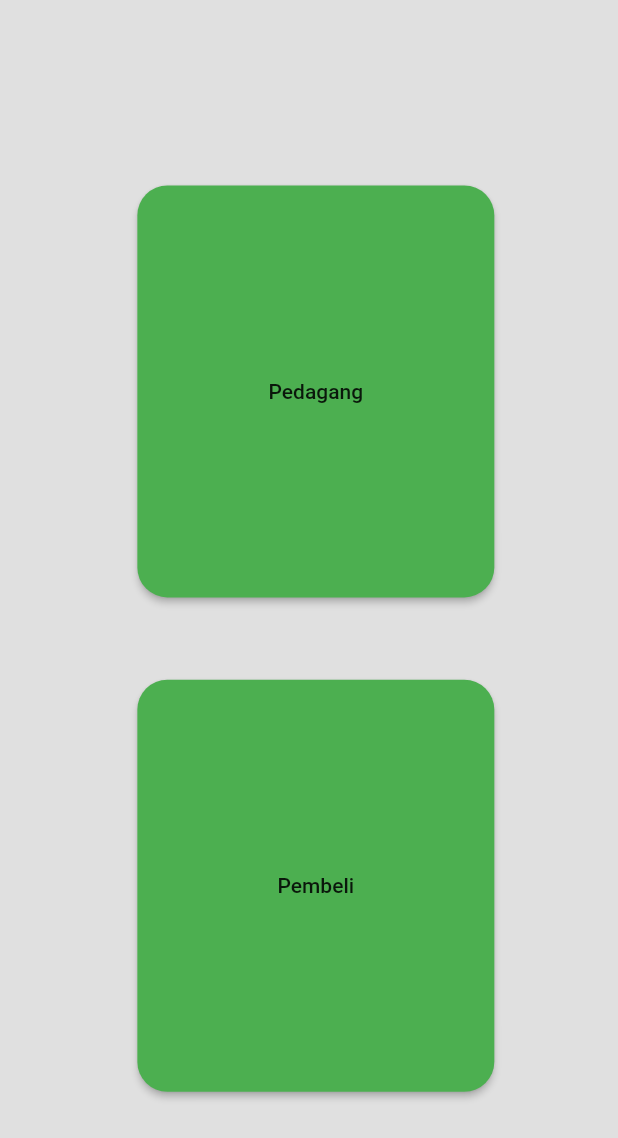
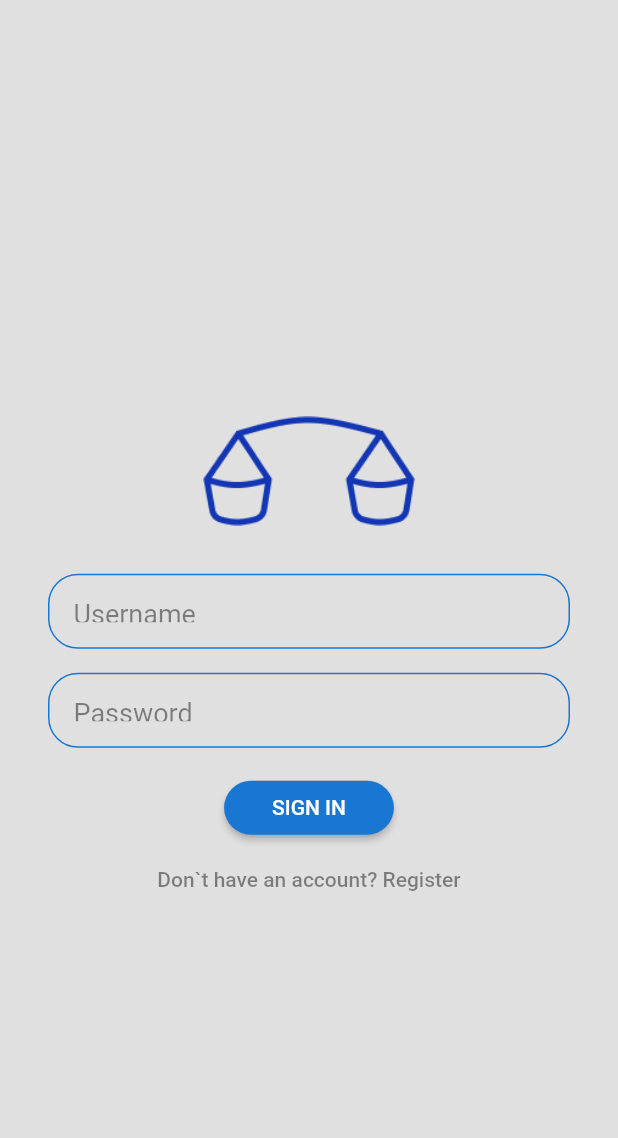
Before and after one commit to Drzaln/BAKUL, a Flutter app: the screen it shows after launch, after a tap on "Pembeli", on a phone screen of 412 x 824 dp. Shown: the top 1138 px of the screen. Run offline on Flutter 3.47's test engine with Material 2 defaults, Android fonts, the light colour scheme and no system bars; our stand-ins replace cached_network_image, feather_icons_flutter, google_maps_flutter, location.

Commit message:
tambah LoginPembeliPage

```diff
--- /dev/null
+++ b/lib/page/LoginPembeliPage.dart
@@ -0,0 +1,93 @@
+import 'package:flutter/material.dart';
+
+class LoginPembeli extends StatelessWidget {
+  @override
+  Widget build(BuildContext context) {
+    return Scaffold(
+      backgroundColor: Colors.grey[300],
+      body: Container(
+        width: double.infinity,
+        padding: EdgeInsets.only(top: 64.0, left: 32.0, right: 32.0),
+        child: Column(
+          crossAxisAlignment: CrossAxisAlignment.center,
+          mainAxisAlignment: MainAxisAlignment.center,
+          children: <Widget>[
+            Image.asset(
+              'gambar/bakulLogo.png',
+              width: 146.0,
+              height: 73.0,
+            ),
+            Padding(
+              padding: EdgeInsets.only(top: 32.0),
+            ),
+            textField('Username'),
+            Padding(
+              padding: EdgeInsets.only(top: 16.0),
+            ),
+            textField('Password'),
+            Padding(
+              padding: EdgeInsets.only(top: 16.0),
+            ),
+            MaterialButton(
+              onPressed: () {},
+              child: Text(
+                'SIGN IN',
+                style: TextStyle(color: Colors.white),
+              ),
+              padding: EdgeInsets.only(right: 32.0, left: 32.0),
+              color: Colors.blue[700],
+              shape: RoundedRectangleBorder(
+                borderRadius: BorderRadius.all(
+                  Radius.circular(20.0),
+                ),
+              ),
+            ),
+            Row(
+              mainAxisAlignment: MainAxisAlignment.center,
+              children: <Widget>[
+                FlatButton(
+                  onPressed: () {},
+                  child: Text(
+                    'Don`t have an account? Register',
+                    style: TextStyle(color: Colors.black45),
+                  ),
+                )
+              ],
+            ),
+          ],
+        ),
+      ),
+    );
+  }
+}
+
+textField(hintText) {
+  return Container(
+    decoration: BoxDecoration(
+        border: Border.all(
+          color: Colors.blue[700],
+        ),
+        borderRadius: BorderRadius.all(
+          Radius.circular(20.0),
+        )),
+    height: 50.0,
+    width: double.infinity,
+    child: Row(
+      mainAxisSize: MainAxisSize.min,
+      children: <Widget>[
+        Expanded(
+          child: Padding(
+            padding: const EdgeInsets.all(16.0),
+            child: TextField(
+              style: TextStyle(fontSize: 18.0),
+              decoration: InputDecoration.collapsed(
+                hintText: hintText,
+                hintStyle: TextStyle(color: Colors.black45),
+              ),
+            ),
+          ),
+        ),
+      ],
+    ),
+  );
+}
--- a/lib/page/MyHomePage.dart
+++ b/lib/page/MyHomePage.dart
@@ -311,5 +311,9 @@ class _MyHomePageState extends State<MyHomePage> with TickerProviderStateMixin {
 void goProfile(BuildContext context) {
 //  Navigator.of(context).pushNamed('/ProfilePage');
   Navigator.push(
-      context, CupertinoPageRoute(builder: (context) => ProfilePage()));
+    context,
+    CupertinoPageRoute(
+      builder: (context) => ProfilePage(),
+    ),
+  );
 }
--- a/lib/page/PilihPage.dart
+++ b/lib/page/PilihPage.dart
@@ -1,4 +1,7 @@
+import 'package:flutter/cupertino.dart';
 import 'package:flutter/material.dart';
+
+import 'LoginPembeliPage.dart';
 
 class PilihPage extends StatelessWidget {
   var round = 20.0;
@@ -21,27 +24,7 @@ class PilihPage extends StatelessWidget {
                 onPressed: () {
                   print('tes');
                 },
-                color: Colors.green,
-                shape: RoundedRectangleBorder(
-                  borderRadius: BorderRadius.all(
-                    Radius.circular(round),
-                  ),
-                ),
-                child: Container(
-                  width: lebar / 2,
-                  height: tinggi / 3,
-                  child: Center(child: Text('Pedagang')),
-                ),
-              ),
-            ),
-            Positioned(
-              top: tinggi * 0.55,
-              left: lebar / 4.5,
-              child: MaterialButton(
-                onPressed: () {
-                  print('tes2');
-                },
-                color: Colors.green,
+                color: Colors.blue[700],
                 shape: RoundedRectangleBorder(
                   borderRadius: BorderRadius.all(
                     Radius.circular(round),
@@ -51,7 +34,34 @@ class PilihPage extends StatelessWidget {
                   width: lebar / 2,
                   height: tinggi / 3,
                   child: Center(
-                    child: Text('Pembeli'),
+                      child: Text(
+                    'Pedagang',
+                    style: TextStyle(color: Colors.white, fontSize: 32.0),
+                  )),
+                ),
+              ),
+            ),
+            Positioned(
+              top: tinggi * 0.55,
+              left: lebar / 4.5,
+              child: MaterialButton(
+                onPressed: () {
+                  loginPembeli(context);
+                },
+                color: Colors.blue[700],
+                shape: RoundedRectangleBorder(
+                  borderRadius: BorderRadius.all(
+                    Radius.circular(round),
+                  ),
+                ),
+                child: Container(
+                  width: lebar / 2,
+                  height: tinggi / 3,
+                  child: Center(
+                    child: Text(
+                      'Pembeli',
+                      style: TextStyle(color: Colors.white, fontSize: 32.0),
+                    ),
                   ),
                 ),
               ),
@@ -61,4 +71,13 @@ class PilihPage extends StatelessWidget {
       ),
     );
   }
+
+  void loginPembeli(BuildContext context) {
+    Navigator.push(
+      context,
+      CupertinoPageRoute(
+        builder: (context) => LoginPembeli(),
+      ),
+    );
+  }
 }
```
Also changed, not shown: 5 other files.
